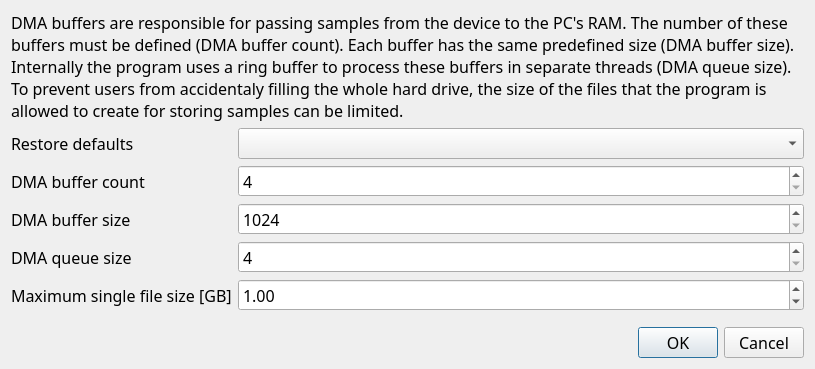
The window that BuffersDialog.ui (sevenreek/qtadqscope) describes before a commit, drawn with Qt 5.
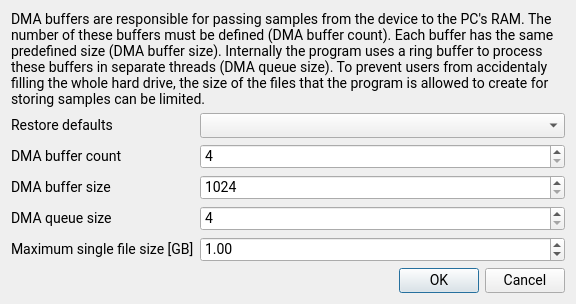
The same window after the commit.

Commit message: Adds multiple UI fixes. Blocks critical UI elements during acquisition. Removes Semaphore reset, BufferProcessor now handles all remaining reads and only then exits (experimental). Minor code quality fixes

Diff of the .ui file:
```diff
--- a/BuffersDialog.ui
+++ b/BuffersDialog.ui
@@ -6,8 +6,8 @@
    <rect>
     <x>0</x>
     <y>0</y>
-    <width>815</width>
-    <height>369</height>
+    <width>576</width>
+    <height>304</height>
    </rect>
   </property>
   <property name="sizePolicy">
@@ -18,13 +18,16 @@
   </property>
   <property name="font">
    <font>
-    <family>Calibri Light</family>
-    <pointsize>12</pointsize>
+    <family>Roboto</family>
+    <pointsize>-1</pointsize>
    </font>
   </property>
   <property name="windowTitle">
    <string>Dialog</string>
   </property>
+  <property name="styleSheet">
+   <string notr="true">font-family: Roboto; font-size: 14px;</string>
+  </property>
   <layout class="QVBoxLayout" name="verticalLayout">
    <item>
     <layout class="QFormLayout" name="formLayout">
```
The commit also changes 55 other files.
